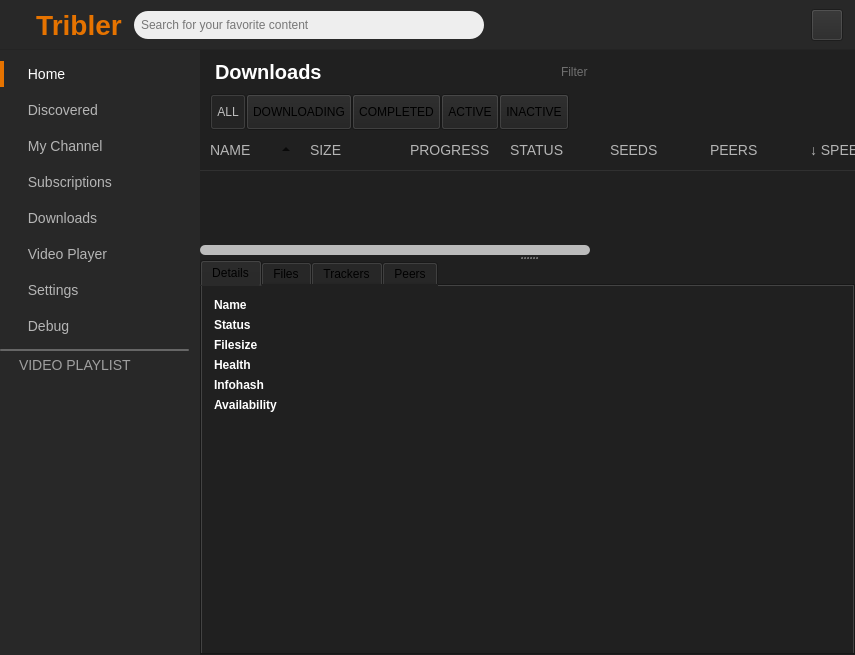
Before: the Qt Designer form TriblerGUI/qt_resources/mainwindow.ui in Tribler/tribler, drawn with Qt 5.
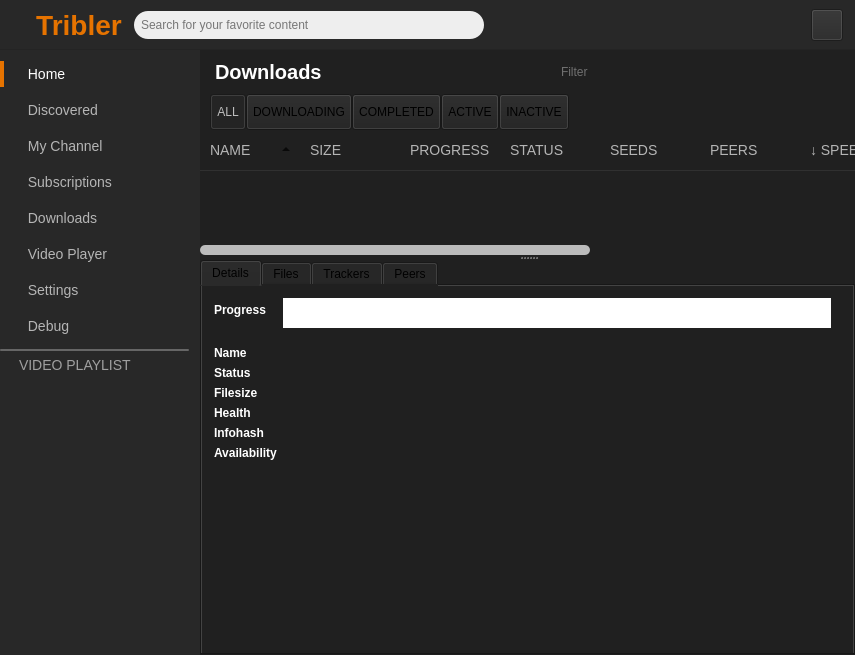
After: the same form once the commit is applied. The open tabs and pages were chosen to show the change. Icons and pictures are not drawn. Custom widgets are drawn as their Qt base class.

Commit message: Added download progress bar

The edit to the form file:
```diff
--- a/TriblerGUI/qt_resources/mainwindow.ui
+++ b/TriblerGUI/qt_resources/mainwindow.ui
@@ -7416,6 +7416,9 @@
                       </rect>
                      </property>
                      <layout class="QFormLayout" name="formLayout_4">
+                      <property name="fieldGrowthPolicy">
+                       <enum>QFormLayout::AllNonFixedFieldsGrow</enum>
+                      </property>
                       <property name="labelAlignment">
                        <set>Qt::AlignLeading|Qt::AlignLeft|Qt::AlignVCenter</set>
                       </property>
@@ -7434,7 +7437,7 @@
                       <property name="bottomMargin">
                        <number>12</number>
                       </property>
-                      <item row="0" column="0">
+                      <item row="2" column="0">
                        <widget class="QLabel" name="label_28">
                         <property name="styleSheet">
                          <string notr="true">font-weight: bold;</string>
@@ -7444,14 +7447,14 @@
                         </property>
                        </widget>
                       </item>
-                      <item row="0" column="1">
+                      <item row="2" column="1">
                        <widget class="QLabel" name="download_detail_name_label">
                         <property name="text">
                          <string/>
                         </property>
                        </widget>
                       </item>
-                      <item row="1" column="0">
+                      <item row="3" column="0">
                        <widget class="QLabel" name="label_30">
                         <property name="styleSheet">
                          <string notr="true">font-weight: bold;</string>
@@ -7461,14 +7464,14 @@
                         </property>
                        </widget>
                       </item>
-                      <item row="1" column="1">
+                      <item row="3" column="1">
                        <widget class="QLabel" name="download_detail_status_label">
                         <property name="text">
                          <string/>
                         </property>
                        </widget>
                       </item>
-                      <item row="2" column="0">
+                      <item row="4" column="0">
                        <widget class="QLabel" name="label_36">
                         <property name="styleSheet">
                          <string notr="true">font-weight: bold;</string>
@@ -7478,14 +7481,14 @@
                         </property>
                        </widget>
                       </item>
-                      <item row="2" column="1">
+                      <item row="4" column="1">
                        <widget class="QLabel" name="download_detail_filesize_label">
                         <property name="text">
                          <string/>
                         </property>
                        </widget>
                       </item>
-                      <item row="3" column="0">
+                      <item row="5" column="0">
                        <widget class="QLabel" name="label_38">
                         <property name="styleSheet">
                          <string notr="true">font-weight: bold;</string>
@@ -7495,14 +7498,14 @@
                         </property>
                        </widget>
                       </item>
-                      <item row="3" column="1">
+                      <item row="5" column="1">
                        <widget class="QLabel" name="download_detail_health_label">
                         <property name="text">
                          <string/>
                         </property>
                        </widget>
                       </item>
-                      <item row="4" column="0">
+                      <item row="6" column="0">
                        <widget class="QLabel" name="label_40">
                         <property name="styleSheet">
                          <string notr="true">font-weight: bold;</string>
@@ -7512,14 +7515,14 @@
                         </property>
                        </widget>
                       </item>
-                      <item row="4" column="1">
+                      <item row="6" column="1">
                        <widget class="QLabel" name="download_detail_infohash_label">
                         <property name="text">
                          <string/>
                         </property>
                        </widget>
                       </item>
-                      <item row="5" column="0">
+                      <item row="7" column="0">
                        <widget class="QLabel" name="label_26">
                         <property name="styleSheet">
                          <string notr="true">font-weight: bold;</string>
@@ -7529,13 +7532,66 @@
                         </property>
                        </widget>
                       </item>
-                      <item row="5" column="1">
+                      <item row="7" column="1">
                        <widget class="QLabel" name="download_detail_availability_label">
                         <property name="text">
                          <string/>
                         </property>
                        </widget>
                       </item>
+                      <item row="0" column="1">
+                       <widget class="DownloadProgressBar" name="download_progress_bar" native="true">
+                        <property name="sizePolicy">
+                         <sizepolicy hsizetype="MinimumExpanding" vsizetype="Fixed">
+                          <horstretch>0</horstretch>
+                          <verstretch>0</verstretch>
+                         </sizepolicy>
+                        </property>
+                        <property name="minimumSize">
+                         <size>
+                          <width>0</width>
+                          <height>30</height>
+                         </size>
+                        </property>
+                        <property name="maximumSize">
+                         <size>
+                          <width>600000</width>
+                          <height>30</height>
+                         </size>
+                        </property>
+                        <property name="styleSheet">
+                         <string notr="true">background-color: white;
+margin-right: 10px;</string>
+                        </property>
+                        <layout class="QHBoxLayout" name="horizontalLayout_36"/>
+                       </widget>
+                      </item>
+                      <item row="0" column="0">
+                       <widget class="QLabel" name="label_39">
+                        <property name="styleSheet">
+                         <string notr="true">font-weight: bold;</string>
+                        </property>
+                        <property name="text">
+                         <string>Progress</string>
+                        </property>
+                       </widget>
+                      </item>
+                      <item row="1" column="0">
+                       <spacer name="verticalSpacer_14">
+                        <property name="orientation">
+                         <enum>Qt::Vertical</enum>
+                        </property>
+                        <property name="sizeType">
+                         <enum>QSizePolicy::Fixed</enum>
+                        </property>
+                        <property name="sizeHint" stdset="0">
+                         <size>
+                          <width>20</width>
+                          <height>6</height>
+                         </size>
+                        </property>
+                       </spacer>
+                      </item>
                      </layout>
                     </widget>
                    </widget>
@@ -8426,6 +8482,12 @@
    <extends>QToolButton</extends>
    <header>TriblerGUI.widgets.ellipsebutton.h</header>
   </customwidget>
+  <customwidget>
+   <class>DownloadProgressBar</class>
+   <extends>QWidget</extends>
+   <header>TriblerGUI.widgets.downloadprogressbar.h</header>
+   <container>1</container>
+  </customwidget>
  </customwidgets>
  <resources/>
  <connections>
```
Left out of the diff: 2 changed lines with no effect on the pictures. The commit also changes 8 other files.
